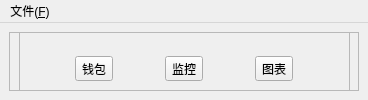
First picture: the form in src/Tengu.ui, repository to1dev/tengu, before the edit.
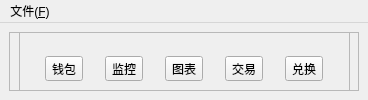
Second picture: the form after the edit. Icons and pictures are not drawn.

Commit message: update button res and main form ui

Patch:
```diff
--- a/src/Tengu.ui
+++ b/src/Tengu.ui
@@ -102,6 +102,46 @@
           </property>
          </widget>
         </item>
+        <item>
+         <widget class="QToolButton" name="ButtonTrade">
+          <property name="text">
+           <string>交易</string>
+          </property>
+          <property name="icon">
+           <iconset resource="res/Images.qrc">
+            <normaloff>:/Buttons/trade.svg</normaloff>:/Buttons/trade.svg</iconset>
+          </property>
+          <property name="iconSize">
+           <size>
+            <width>32</width>
+            <height>32</height>
+           </size>
+          </property>
+          <property name="toolButtonStyle">
+           <enum>Qt::ToolButtonTextUnderIcon</enum>
+          </property>
+         </widget>
+        </item>
+        <item>
+         <widget class="QToolButton" name="ButtonSwap">
+          <property name="text">
+           <string>兑换</string>
+          </property>
+          <property name="icon">
+           <iconset resource="res/Images.qrc">
+            <normaloff>:/Buttons/swap.svg</normaloff>:/Buttons/swap.svg</iconset>
+          </property>
+          <property name="iconSize">
+           <size>
+            <width>32</width>
+            <height>32</height>
+           </size>
+          </property>
+          <property name="toolButtonStyle">
+           <enum>Qt::ToolButtonTextUnderIcon</enum>
+          </property>
+         </widget>
+        </item>
        </layout>
       </widget>
      </widget>
```
The commit also changes 7 other files.
